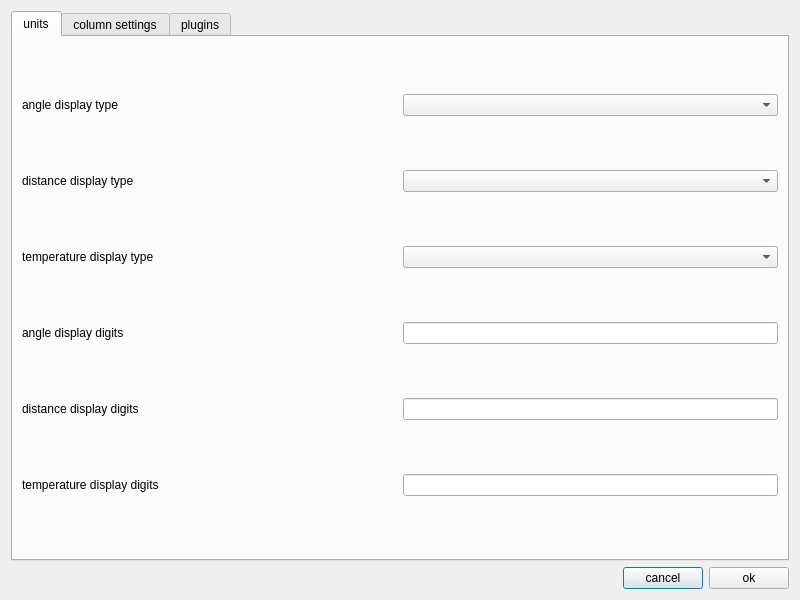
Qt form ui/settingsdialog.ui (OpenIndy/OpenIndy) before a commit.
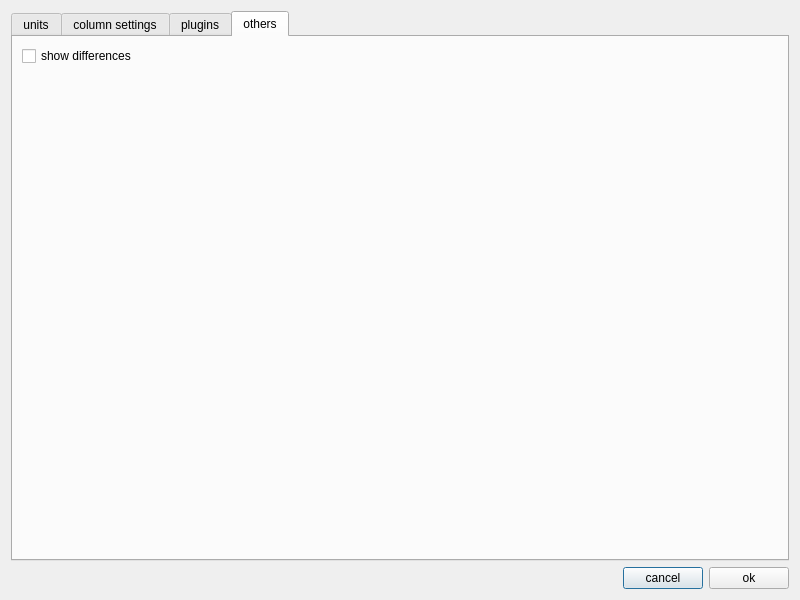
The same form after that commit. Icons and pictures are not drawn.

Commit message: you now can en/disable differences between actual and nominal

```diff
--- a/ui/settingsdialog.ui
+++ b/ui/settingsdialog.ui
@@ -31,7 +31,7 @@
         </sizepolicy>
        </property>
        <property name="currentIndex">
-        <number>0</number>
+        <number>3</number>
        </property>
        <widget class="QWidget" name="tab_units">
         <attribute name="title">
@@ -444,6 +444,36 @@
          </item>
         </layout>
        </widget>
+       <widget class="QWidget" name="tab_others">
+        <attribute name="title">
+         <string>others</string>
+        </attribute>
+        <layout class="QGridLayout" name="gridLayout_3">
+         <item row="0" column="0">
+          <widget class="QCheckBox" name="checkBox_differences">
+           <property name="toolTip">
+            <string/>
+           </property>
+           <property name="text">
+            <string>show differences</string>
+           </property>
+          </widget>
+         </item>
+         <item row="1" column="0">
+          <spacer name="verticalSpacer">
+           <property name="orientation">
+            <enum>Qt::Vertical</enum>
+           </property>
+           <property name="sizeHint" stdset="0">
+            <size>
+             <width>20</width>
+             <height>40</height>
+            </size>
+           </property>
+          </spacer>
+         </item>
+        </layout>
+       </widget>
       </widget>
      </item>
      <item>
```
The commit also changes 19 other files.
